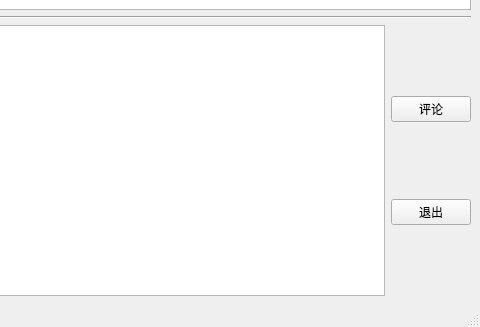
Old version of the form details_of_posts.ui in the repository Joeywzr/f0rum; both pictures show x 343 to 823 and y 300 to 627 of the 823 by 627 pixel window.
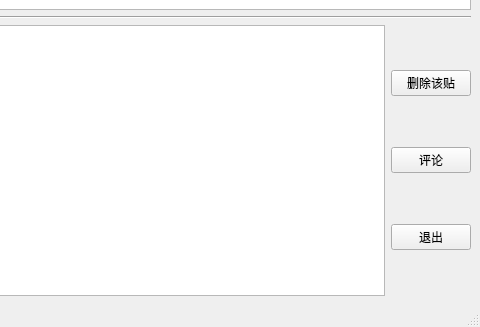
New version of the form.

```diff
--- a/details_of_posts.ui
+++ b/details_of_posts.ui
@@ -42,6 +42,13 @@
       </item>
       <item row="0" column="1">
        <layout class="QVBoxLayout" name="verticalLayout">
+        <item>
+         <widget class="QPushButton" name="delete_this_post">
+          <property name="text">
+           <string>删除该贴</string>
+          </property>
+         </widget>
+        </item>
         <item>
          <widget class="QPushButton" name="comment">
           <property name="text">
```
